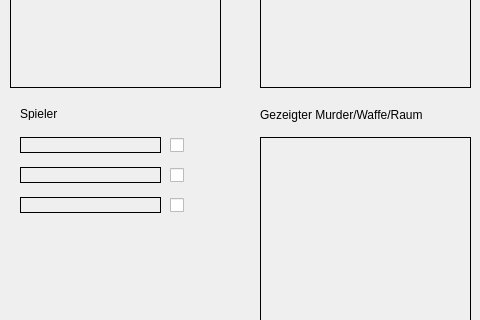
haegar80/Cluedo, file Cluedo/UI/AskPlayerUI.ui: the form before one commit; both pictures show x 0 to 480 and y 253 to 573 of the 1101 by 739 pixel window.
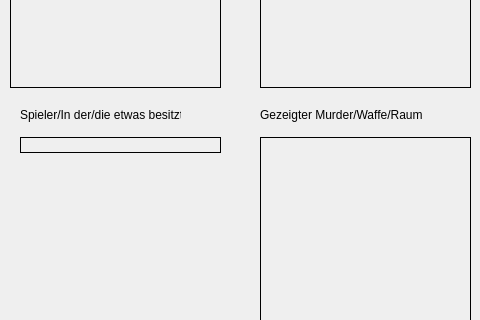
The form after the commit.

Commit message: Update showing results what other players have shown

The edit to the form file:
```diff
--- a/Cluedo/UI/AskPlayerUI.ui
+++ b/Cluedo/UI/AskPlayerUI.ui
@@ -115,7 +115,7 @@
      <rect>
       <x>20</x>
       <y>390</y>
-      <width>141</width>
+      <width>201</width>
       <height>16</height>
      </rect>
     </property>
@@ -132,55 +132,17 @@
      <set>Qt::AlignLeading|Qt::AlignLeft|Qt::AlignVCenter</set>
     </property>
    </widget>
-   <widget class="QLabel" name="labelPlayer2">
-    <property name="geometry">
-     <rect>
-      <x>20</x>
-      <y>420</y>
-      <width>141</width>
-      <height>16</height>
-     </rect>
-    </property>
-    <property name="frameShape">
-     <enum>QFrame::Box</enum>
-    </property>
-    <property name="text">
-     <string/>
-    </property>
-    <property name="alignment">
-     <set>Qt::AlignLeading|Qt::AlignLeft|Qt::AlignVCenter</set>
-    </property>
-   </widget>
-   <widget class="QLabel" name="labelPlayer3">
-    <property name="geometry">
-     <rect>
-      <x>20</x>
-      <y>450</y>
-      <width>141</width>
-      <height>16</height>
-     </rect>
-    </property>
-    <property name="frameShape">
-     <enum>QFrame::Box</enum>
-    </property>
-    <property name="text">
-     <string/>
-    </property>
-    <property name="alignment">
-     <set>Qt::AlignLeading|Qt::AlignLeft|Qt::AlignVCenter</set>
-    </property>
-   </widget>
    <widget class="QLabel" name="labelPlayer">
     <property name="geometry">
      <rect>
       <x>20</x>
       <y>360</y>
-      <width>47</width>
-      <height>13</height>
+      <width>161</width>
+      <height>16</height>
      </rect>
     </property>
     <property name="text">
-     <string>Spieler</string>
+     <string>Spieler/In der/die etwas besitzt</string>
     </property>
    </widget>
    <widget class="QLabel" name="imageShowedObject">
@@ -202,45 +164,6 @@
      <bool>true</bool>
     </property>
    </widget>
-   <widget class="QCheckBox" name="checkBoxPlayer1">
-    <property name="geometry">
-     <rect>
-      <x>170</x>
-      <y>390</y>
-      <width>70</width>
-      <height>17</height>
-     </rect>
-    </property>
-    <property name="text">
-     <string/>
-    </property>
-   </widget>
-   <widget class="QCheckBox" name="checkBoxPlayer2">
-    <property name="geometry">
-     <rect>
-      <x>170</x>
-      <y>420</y>
-      <width>70</width>
-      <height>17</height>
-     </rect>
-    </property>
-    <property name="text">
-     <string/>
-    </property>
-   </widget>
-   <widget class="QCheckBox" name="checkBoxPlayer3">
-    <property name="geometry">
-     <rect>
-      <x>170</x>
-      <y>450</y>
-      <width>70</width>
-      <height>17</height>
-     </rect>
-    </property>
-    <property name="text">
-     <string/>
-    </property>
-   </widget>
    <widget class="QPushButton" name="buttonOk">
     <property name="geometry">
      <rect>
```
Left out of the diff: 2 changed lines with no effect on the pictures. The commit also changes 7 other files.
